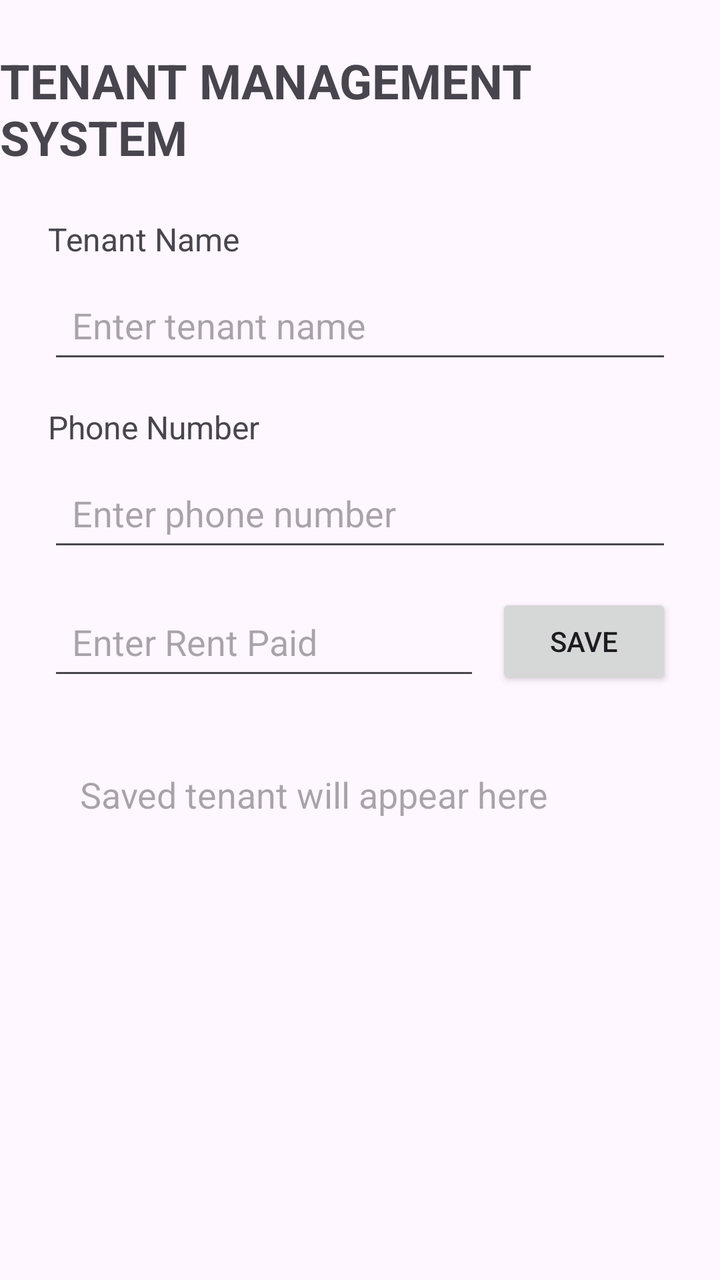
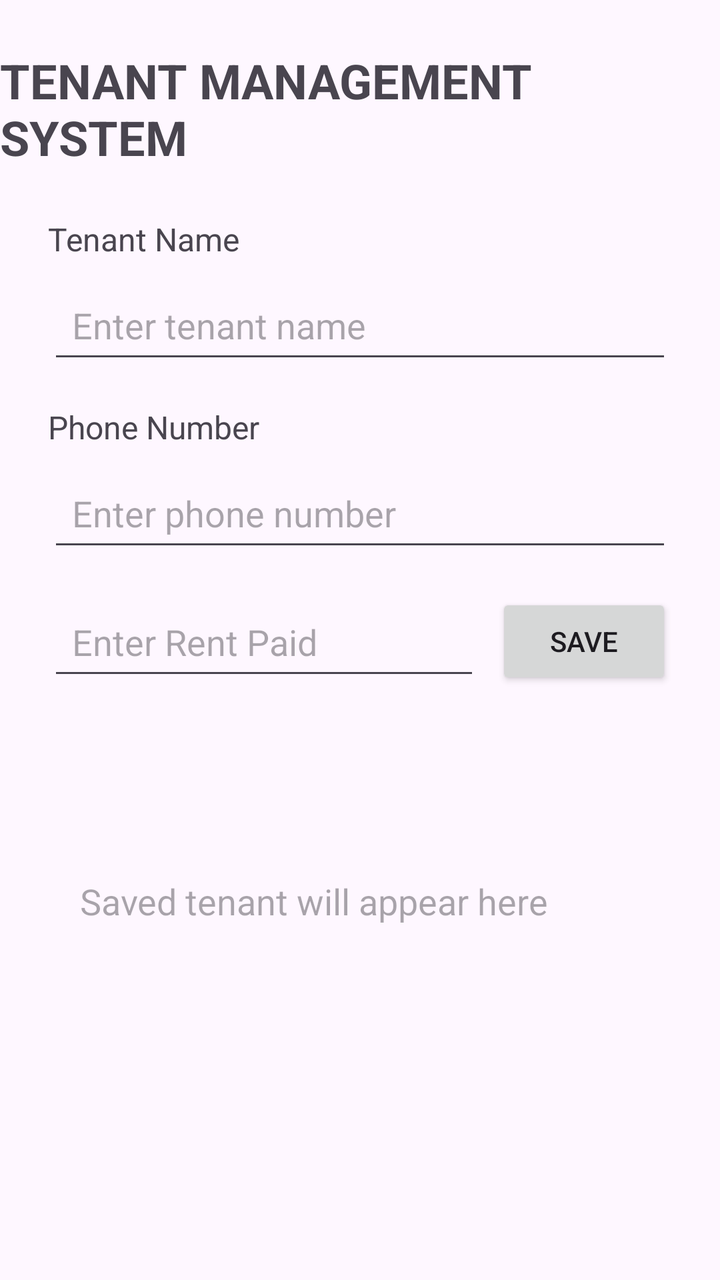

Two renders of the same Android screen: before a commit and after it. Below are the layout's source before the change and the commit's diff.
<!-- AndroidManifest.xml: application theme Theme.TenantManagementSystem -->
<!-- res/layout/activity_main.xml -->
<?xml version="1.0" encoding="utf-8"?>
<layout xmlns:android="http://schemas.android.com/apk/res/android"
    xmlns:app="http://schemas.android.com/apk/res-auto">

    <data>
        <variable
            name="tenant"
            type="com.example.tenantmanagementsystem190050.Tenant" />
    </data>

    <androidx.constraintlayout.widget.ConstraintLayout
        android:layout_width="match_parent"
        android:layout_height="match_parent">

        <TextView
            android:id="@+id/titleTextView"
            android:layout_width="wrap_content"
            android:layout_height="wrap_content"
            android:text="TENANT MANAGEMENT SYSTEM"
            android:textSize="24sp"
            android:textStyle="bold"
            android:layout_marginTop="24dp"
            app:layout_constraintTop_toTopOf="parent"
            app:layout_constraintStart_toStartOf="parent"
            app:layout_constraintEnd_toEndOf="parent" />

        <TextView
            android:id="@+id/tenantNameLabel"
            android:layout_width="wrap_content"
            android:layout_height="wrap_content"
            android:text="Tenant Name"
            android:textSize="16sp"
            android:layout_marginTop="24dp"
            android:layout_marginStart="24dp"
            app:layout_constraintTop_toBottomOf="@id/titleTextView"
            app:layout_constraintStart_toStartOf="parent" />

        <EditText
            android:id="@+id/tenantNameEditText"
            android:layout_width="0dp"
            android:layout_height="wrap_content"
            android:hint="Enter tenant name"
            android:minHeight="48dp"
            android:padding="12dp"
            android:layout_marginTop="8dp"
            android:layout_marginStart="24dp"
            android:layout_marginEnd="24dp"
            app:layout_constraintTop_toBottomOf="@id/tenantNameLabel"
            app:layout_constraintStart_toStartOf="parent"
            app:layout_constraintEnd_toEndOf="parent" />

        <TextView
            android:id="@+id/phoneLabel"
            android:layout_width="wrap_content"
            android:layout_height="wrap_content"
            android:text="Phone Number"
            android:textSize="16sp"
            android:layout_marginTop="16dp"
            android:layout_marginStart="24dp"
            app:layout_constraintTop_toBottomOf="@id/tenantNameEditText"
            app:layout_constraintStart_toStartOf="parent" />

        <EditText
            android:id="@+id/phoneEditText"
            android:layout_width="0dp"
            android:layout_height="wrap_content"
            android:hint="Enter phone number"
            android:inputType="phone"
            android:minHeight="48dp"
            android:padding="12dp"
            android:layout_marginTop="8dp"
            android:layout_marginStart="24dp"
            android:layout_marginEnd="24dp"
            app:layout_constraintTop_toBottomOf="@id/phoneLabel"
            app:layout_constraintStart_toStartOf="parent"
            app:layout_constraintEnd_toEndOf="parent" />

        <EditText
            android:id="@+id/rentEditText"
            android:layout_width="0dp"
            android:layout_height="wrap_content"
            android:hint="Enter Rent Paid"
            android:inputType="numberDecimal"
            android:minHeight="48dp"
            android:padding="12dp"
            android:layout_marginStart="24dp"
            android:layout_marginTop="16dp"
            android:layout_marginEnd="8dp"
            app:layout_constraintTop_toBottomOf="@id/phoneEditText"
            app:layout_constraintStart_toStartOf="parent"
            app:layout_constraintEnd_toStartOf="@id/saveButton" />

        <Button
            android:id="@+id/saveButton"
            android:layout_width="wrap_content"
            android:layout_height="wrap_content"
            android:text="SAVE"
            android:layout_marginEnd="24dp"
            app:layout_constraintTop_toTopOf="@id/rentEditText"
            app:layout_constraintEnd_toEndOf="parent" />

        <TextView
            android:id="@+id/tenantResultTextView"
            android:layout_width="0dp"
            android:layout_height="wrap_content"
            android:text="@{tenant.summary()}"
            android:hint="Saved tenant will appear here"
            android:textSize="18sp"
            android:padding="16dp"
            android:layout_margin="24dp"
            app:layout_constraintTop_toBottomOf="@id/rentEditText"
            app:layout_constraintStart_toStartOf="parent"
            app:layout_constraintEnd_toEndOf="parent" />

    </androidx.constraintlayout.widget.ConstraintLayout>
</layout>
<!-- resources referenced by this layout -->
<resources>
  <style name="Theme.TenantManagementSystem" parent="Base.Theme.TenantManagementSystem" />
  <style name="Base.Theme.TenantManagementSystem" parent="Theme.Material3.DayNight.NoActionBar">
          
          
      </style>
</resources>

<!-- the commit's change to res/layout/activity_main.xml (unified diff, before → after) -->
@@ -100,6 +100,20 @@
             app:layout_constraintEnd_toEndOf="parent" />
 
         <TextView
+            android:id="@+id/tenantNameBig"
+            android:layout_width="0dp"
+            android:layout_height="wrap_content"
+            android:text="@{tenant.name}"
+            android:textSize="28sp"
+            android:textStyle="bold"
+            android:layout_marginTop="16dp"
+            android:layout_marginStart="24dp"
+            android:layout_marginEnd="24dp"
+            app:layout_constraintTop_toBottomOf="@id/rentEditText"
+            app:layout_constraintStart_toStartOf="parent"
+            app:layout_constraintEnd_toEndOf="parent" />
+
+        <TextView
             android:id="@+id/tenantResultTextView"
             android:layout_width="0dp"
             android:layout_height="wrap_content"
@@ -108,7 +122,7 @@
             android:textSize="18sp"
             android:padding="16dp"
             android:layout_margin="24dp"
-            app:layout_constraintTop_toBottomOf="@id/rentEditText"
+            app:layout_constraintTop_toBottomOf="@id/tenantNameBig"
             app:layout_constraintStart_toStartOf="parent"
             app:layout_constraintEnd_toEndOf="parent" />
 
